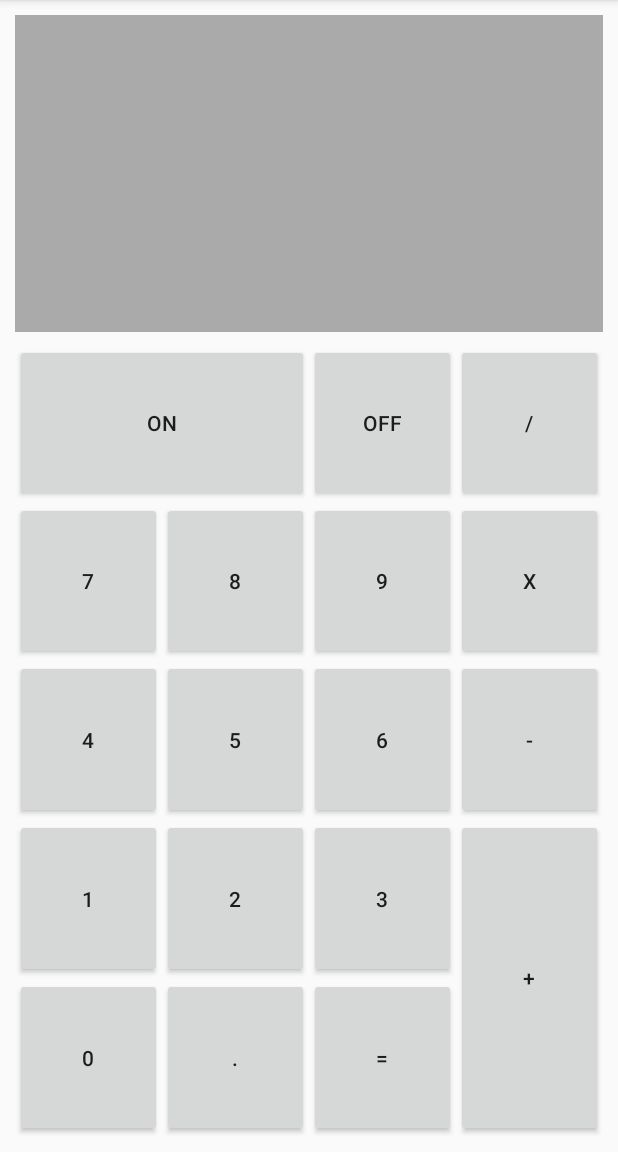
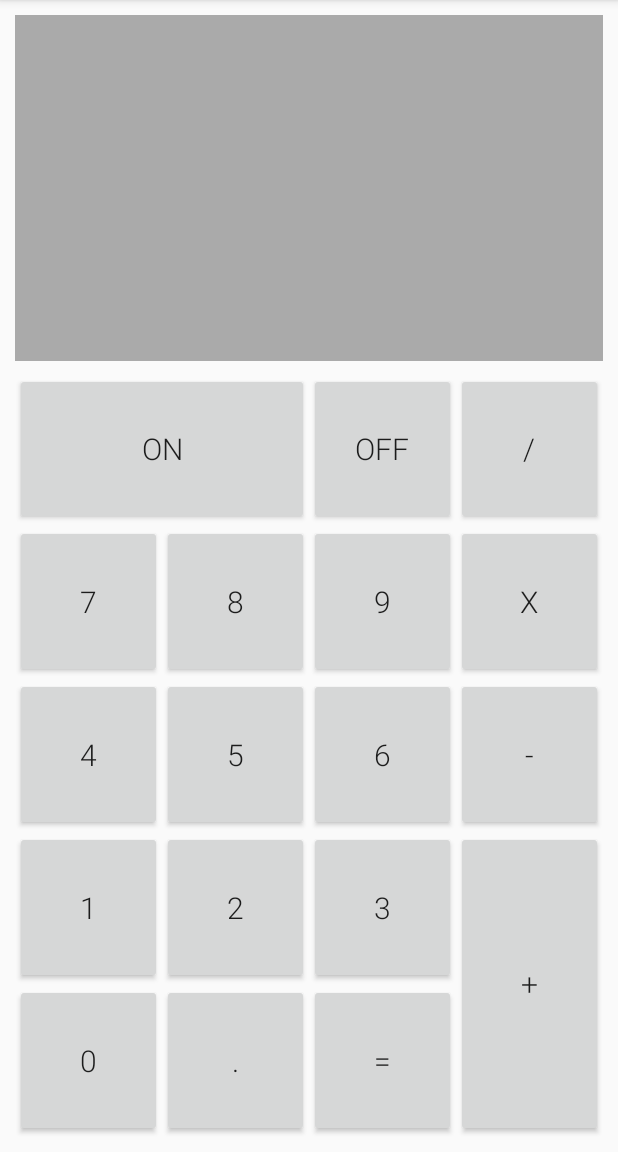
Before and after one commit to arjun-sasidharan/Calculator, an Android app: the screen it shows after launch (MainActivity), after a tap on "OFF", on a phone screen of 412 x 824 dp, the part 84-1236 px from its top. Run offline under Robolectric (Android 15) with nearby library versions, the phone set to English and light mode, and no system bars.

Commit message:
Additon fixed Added a view to show the current operator Sligh visual polish

```diff
--- a/app/src/main/java/com/example/calculator/MainActivity.java
+++ b/app/src/main/java/com/example/calculator/MainActivity.java
@@ -3,18 +3,31 @@ package com.example.calculator;
 import androidx.appcompat.app.AppCompatActivity;
 
 import android.os.Bundle;
+import android.util.Log;
 import android.view.View;
 import android.widget.TextView;
 
+import org.w3c.dom.Text;
+
 public class MainActivity extends AppCompatActivity {
-    float numberA = 0;
-    float numberB = 0;
-    float result = 0;
+
     @Override
     protected void onCreate(Bundle savedInstanceState) {
         super.onCreate(savedInstanceState);
         setContentView(R.layout.activity_main);
     }
+
+    /**
+     * @param displayNumber store the number to display on the screen as string.
+     * @param operandA
+     * @param operandB
+     *
+     */
+    String displayNumber = "";
+    float operand = 0;
+    float operandB = 0;
+    float result = 0;
+    String operator ;
 
     /**
      * this program is in developing stage and will not be stable
@@ -24,25 +37,93 @@ public class MainActivity extends AppCompatActivity {
 
     //this method calls when ON button pressed
     public void buttonOn(View view){
-        display(0);
+        displayNumber = "";
+        operator = "";
+        operand = 0;
+        result = 0;
+        operatorDisplay(operator);
+        display("0");
     }
     //this method calls when OFF button pressed
     public void buttonOff(View view){
-        display(-1);
+        displayNumber = "";
+        operator = "";
+        operand = 0;
+        result = 0;
+        operatorDisplay(operator);
+        display(displayNumber);
     }
-    //this method calls when 7 button pressed not ready yet
+    //this method calls when 7 button pressed
     public void button7(View view){
-        display(-1);
+        displayNumber = displayNumber + "7";
+        operand = Float.parseFloat(displayNumber.toString());
+        Log.v("Main Activity","the number is "+ displayNumber + "in string and " + operand + " in float");
+        display(displayNumber);
+    }
+    //this method calls when 8 button pressed
+    public void button8(View view){
+        displayNumber = displayNumber + "8";
+        operand = Float.parseFloat(displayNumber.toString());
+        Log.v("Main Activity","the number is "+ displayNumber + "in string and " + operand + " in float");
+        display(displayNumber);
+    }
+    /**this method calls when plus button pressed
+     *
+     *displayMessage take the String format number in the display text view
+     *operandA it convert the String to float number and store it
+     */
+    public void buttonPlus(View view){
+        operator = "+";
+        operatorDisplay(operator);
+        result = result + operand;
+        Log.v("MainActivity", "operand A is " + operand + " and Result is " + result) ;
+        displayNumber = "";
+        display("" + result);
     }
 
+    /**this method calls when equal button pressed
+     *
+     *displayMessage take the String format number in the display text view
+     *operandA it convert the String to float number and store it
+     */
+    public void buttonEqualTo(View view){
+        TextView displayMessage = (TextView) findViewById(R.id.display_screen);
+        if(displayNumber != ""){
+            operand = Float.parseFloat(displayMessage.getText().toString());
+            if (operator == "+"){
+                result = result + operand;
+                Log.v("MainActivity", "operand A is " + operand + " and Result is " + result);
+                displayNumber = "";
+                operator="";
+            }
+            operatorDisplay(operator);
+            display("" + result) ;
+        }
+        else {
+            //TODO : give a toast message
+        }
+
+    }
+
+
     //this method display the inputs and result on the screen
-    public void display(float number) {
+    public void display(String display) {
         TextView displayMessage = (TextView) findViewById(R.id.display_screen);
-        if (number == -1) {
-            displayMessage.setText("");
-        } else if (number == 0) {
-            displayMessage.setText("0");
-        }
+        displayMessage.setText(display);
+
+        /** testing String to Float conversion
+//        String ex1 = "126";
+//        Log.v("Main Activity","String is "+ ex1);
+//        float f = Float.parseFloat(ex1);
+//        Log.v("Main Activity","Converted to Float");
+//        f = f + 1 ;
+//        Log.v("Main Activity","1 Added" + f);
+         */
+    }
+    //this method display operator symbol according to what operator is selected
+    public void operatorDisplay(String operator){
+        TextView currentOperator = (TextView) findViewById(R.id.operator_screen);
+        currentOperator.setText(operator);
     }
 
 }
--- a/app/src/main/res/layout/activity_main.xml
+++ b/app/src/main/res/layout/activity_main.xml
@@ -8,20 +8,39 @@
     android:orientation="vertical"
     android:layout_margin="10dp">
     <TextView
+        android:id="@+id/operator_screen"
+        android:layout_width="match_parent"
+        android:layout_height="wrap_content"
+        android:gravity="right"
+        android:paddingRight="10dp"
+        tools:text="+"
+        style="@style/buttonTextStyle"
+        android:background="@android:color/darker_gray"
+
+        />
+    <TextView
         android:id="@+id/display_screen"
         android:layout_weight="2"
         android:layout_width="match_parent"
         android:layout_height="0dp"
         android:background="@android:color/darker_gray"
         android:text=""
+        tools:text="0"
+        android:fontFamily="sans-serif-medium"
+        android:textSize="60sp"
+        android:textAlignment="viewEnd"
+        android:padding="8dp"
+        android:gravity="center_vertical"
         android:layout_marginBottom="8dp"
-        android:textAlignment="textEnd"/>
+        tools:ignore="RtlCompat" />
+
     <LinearLayout
         android:layout_width="match_parent"
         android:layout_height="0dp"
         android:layout_weight="1"
         android:orientation="horizontal">
         <Button
+            style="@style/buttonTextStyle"
             android:layout_weight="2"
             android:layout_width="0dp"
             android:layout_height="match_parent"
@@ -29,12 +48,14 @@
             android:onClick="buttonOn"
             />
         <Button
+            style="@style/buttonTextStyle"
             android:layout_weight="1"
             android:layout_width="0dp"
             android:layout_height="match_parent"
             android:text="@string/button_off"
             android:onClick="buttonOff"/>
         <Button
+            style="@style/buttonTextStyle"
             android:layout_weight="1"
             android:layout_width="0dp"
             android:layout_height="match_parent"
@@ -46,21 +67,27 @@
         android:layout_weight="1"
         android:orientation="horizontal">
         <Button
+            style="@style/buttonTextStyle"
             android:layout_weight="1"
             android:layout_width="0dp"
             android:layout_height="match_parent"
-            android:text="@string/button_7"/>
+            android:text="@string/button_7"
+            android:onClick="button7"/>
         <Button
+            style="@style/buttonTextStyle"
             android:layout_weight="1"
             android:layout_width="0dp"
             android:layout_height="match_parent"
-            android:text="@string/button_8"/>
+            android:text="@string/button_8"
+            android:onClick="button8"/>
         <Button
+            style="@style/buttonTextStyle"
             android:layout_weight="1"
             android:layout_width="0dp"
             android:layout_height="match_parent"
             android:text="@string/button_9"/>
         <Button
+            style="@style/buttonTextStyle"
             android:layout_weight="1"
             android:layout_width="0dp"
             android:layout_height="match_parent"
@@ -72,21 +99,25 @@
         android:layout_weight="1"
         android:orientation="horizontal">
         <Button
+            style="@style/buttonTextStyle"
             android:layout_weight="1"
             android:layout_width="0dp"
             android:layout_height="match_parent"
             android:text="@string/button_4"/>
         <Button
+            style="@style/buttonTextStyle"
             android:layout_weight="1"
             android:layout_width="0dp"
             android:layout_height="match_parent"
             android:text="@string/button_5"/>
         <Button
+            style="@style/buttonTextStyle"
             android:layout_weight="1"
             android:layout_width="0dp"
             android:layout_height="match_parent"
             android:text="@string/button_6"/>
         <Button
+            style="@style/buttonTextStyle"
             android:layout_weight="1"
             android:layout_width="0dp"
             android:layout_height="match_parent"
@@ -105,11 +136,13 @@
             android:orientation="vertical"
             >
             <Button
+                style="@style/buttonTextStyle"
                 android:layout_width="match_parent"
                 android:layout_height="0dp"
                 android:layout_weight="1"
                 android:text="@string/button_1"/>
             <Button
+                style="@style/buttonTextStyle"
                 android:layout_width="match_parent"
                 android:layout_height="0dp"
                 android:layout_weight="1"
@@ -121,11 +154,13 @@
             android:orientation="vertical"
             android:layout_weight="1">
             <Button
+                style="@style/buttonTextStyle"
                 android:layout_width="match_parent"
                 android:layout_height="0dp"
                 android:layout_weight="1"
                 android:text="@string/button_2"/>
             <Button
+                style="@style/buttonTextStyle"
                 android:layout_width="match_parent"
                 android:layout_height="0dp"
                 android:layout_weight="1"
@@ -137,21 +172,26 @@
             android:orientation="vertical"
             android:layout_weight="1">
             <Button
+                style="@style/buttonTextStyle"
                 android:layout_width="match_parent"
                 android:layout_height="0dp"
                 android:layout_weight="1"
                 android:text="@string/button_3"/>
             <Button
+                style="@style/buttonTextStyle"
                 android:layout_width="match_parent"
                 android:layout_height="0dp"
                 android:layout_weight="1"
-                android:text="@string/button_equalTo"/>
+                android:text="@string/button_equalTo"
+                android:onClick="buttonEqualTo"/>
         </LinearLayout>
         <Button
+            style="@style/buttonTextStyle"
             android:layout_width="0dp"
             android:layout_height="match_parent"
             android:text="@string/button_plus"
-            android:layout_weight="1"/>
+            android:layout_weight="1"
+            android:onClick="buttonPlus"/>
     </LinearLayout>
 
 </LinearLayout>
--- a/app/src/main/res/values/styles.xml
+++ b/app/src/main/res/values/styles.xml
@@ -6,7 +6,9 @@
         <item name="colorPrimaryDark">@color/colorPrimaryDark</item>
         <item name="colorAccent">@color/colorAccent</item>
     </style>
-    <style name="buttonStyle">
+    <style name="buttonTextStyle">
+        <item name="android:textSize">20sp</item>
+        <item name="android:fontFamily">sans-serif-light</item>
 
     </style>
 
```
